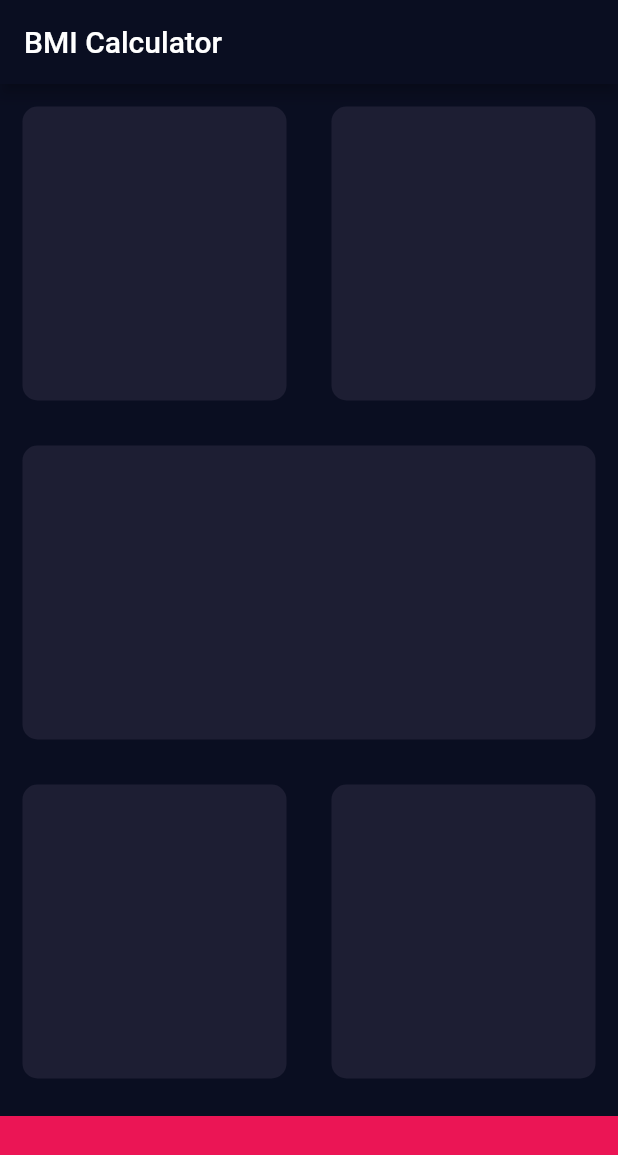
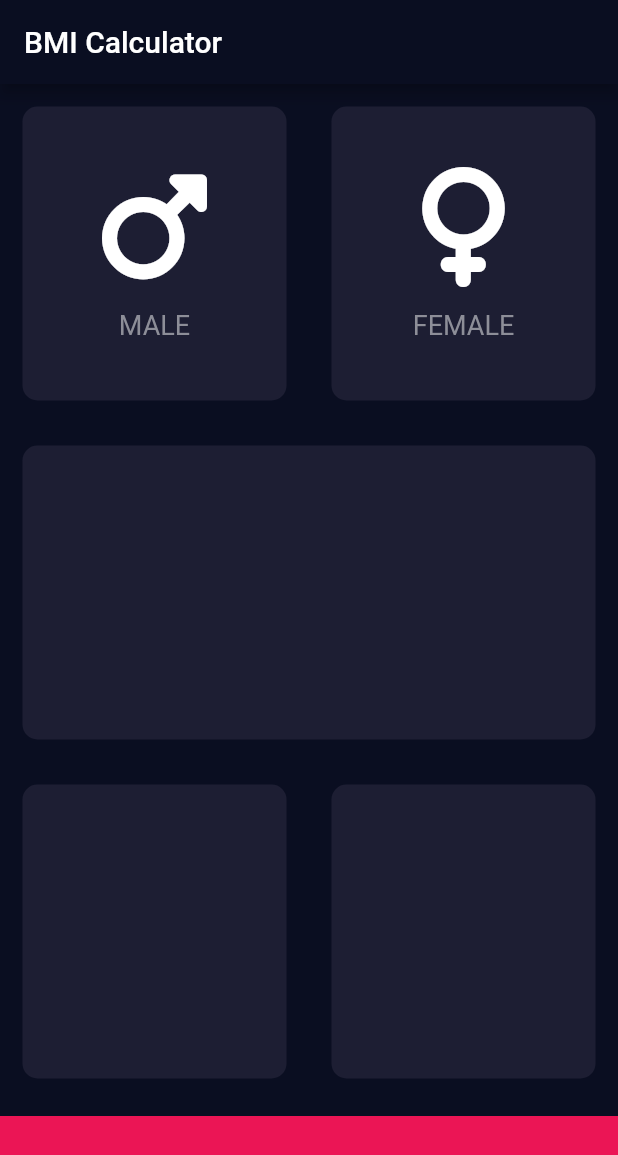
Before and after one commit to kzlkayayusuf/bmi_calculator, a Flutter app: the screen it shows after launch, on a phone screen of 412 x 824 dp. Shown: the top 1155 px of the screen. Run offline on Flutter 3.47's test engine with Material 2 defaults, Android fonts, the phone set to English and light mode, and no system bars; our stand-ins replace font_awesome_flutter.

```diff
--- /dev/null
+++ b/lib/icon_content.dart
@@ -0,0 +1,36 @@
+
+import 'package:flutter/material.dart';
+
+const labelTextStyle = TextStyle(
+  fontSize: 18.0,
+  color: Color(0xFF8D8E98),
+);
+
+class IconContent extends StatelessWidget {
+  const IconContent({Key? key, required this.awesomeIcon, required this.label})
+      : super(key: key);
+
+  final IconData awesomeIcon;
+  final String label;
+
+  @override
+  Widget build(BuildContext context) {
+    return Column(
+      mainAxisAlignment: MainAxisAlignment.center,
+      children: [
+        Icon(
+          awesomeIcon,
+          size: 80.0,
+          color: Colors.white,
+        ),
+        SizedBox(
+          height: 15.0,
+        ),
+        Text(
+          label,
+          style:labelTextStyle,
+        ),
+      ],
+    );
+  }
+}
--- a/lib/input_page.dart
+++ b/lib/input_page.dart
@@ -1,8 +1,11 @@
+import 'package:bmi_calculator/icon_content.dart';
+import 'package:bmi_calculator/reusable_card.dart';
 import 'package:flutter/material.dart';
+import 'package:font_awesome_flutter/font_awesome_flutter.dart';
 
-const bottomContainerHeight=80.0;
+const bottomContainerHeight = 80.0;
 const activeCardColor = Color(0xFF1D1E33);
-const bottomContainerColor= Color(0xFFEB1555);
+const bottomContainerColor = Color(0xFFEB1555);
 
 class InputPage extends StatefulWidget {
   const InputPage({Key? key}) : super(key: key);
@@ -16,40 +19,58 @@ class _InputPageState extends State<InputPage> {
   Widget build(BuildContext context) {
     return Scaffold(
       appBar: AppBar(
-        title:const Text('BMI Calculator'),
+        title: const Text('BMI Calculator'),
       ),
       body: Column(
         children: [
           Expanded(
             child: Row(
-              children:const  [
+              children: [
                 Expanded(
-                  child: ReusableCard(color: activeCardColor,),
+                  child: ReusableCard(
+                    color: activeCardColor,
+                    cardChild: IconContent(
+                      awesomeIcon: FontAwesomeIcons.mars,
+                      label: 'MALE',
+                    ),
+                  ),
                 ),
                 Expanded(
-                  child: ReusableCard(color: activeCardColor,),
+                  child: ReusableCard(
+                    color: activeCardColor,
+                    cardChild: IconContent(
+                      awesomeIcon: FontAwesomeIcons.venus,
+                      label: 'FEMALE',
+                    ),
+                  ),
                 ),
               ],
             ),
           ),
-         const  Expanded(
-            child: ReusableCard(color: activeCardColor,),
+          const Expanded(
+            child: ReusableCard(
+              color: activeCardColor,
+            ),
           ),
           Expanded(
             child: Row(
               children: const [
                 Expanded(
-                  child: ReusableCard(color: activeCardColor,),
+                  child: ReusableCard(
+                    color: activeCardColor,
+                  ),
                 ),
                 Expanded(
-                  child: ReusableCard(color: activeCardColor,),
+                  child: ReusableCard(
+                    color: activeCardColor,
+                  ),
                 ),
               ],
             ),
           ),
           Container(
             color: bottomContainerColor,
-            margin:const EdgeInsets.only(top: 10.0),
+            margin: const EdgeInsets.only(top: 10.0),
             width: double.infinity,
             height: bottomContainerHeight,
           ),
@@ -58,24 +79,3 @@ class _InputPageState extends State<InputPage> {
     );
   }
 }
-
-class ReusableCard extends StatelessWidget {
-   const ReusableCard({
-    Key? key, required this.color
-  }) : super(key: key);
-
-   //Immutability and final vs. const -> bu iki property değiştirilemezdir.
-  final Color color;
-
-  //dry => do not repeat yourself
-  @override
-  Widget build(BuildContext context) {
-    return Container(
-      margin:const EdgeInsets.all(15.0),
-      decoration: BoxDecoration(
-        color:color,
-        borderRadius: BorderRadius.circular(10.0),
-      ),
-    );
-  }
-}
--- /dev/null
+++ b/lib/reusable_card.dart
@@ -0,0 +1,27 @@
+
+import 'package:flutter/material.dart';
+
+class ReusableCard extends StatelessWidget {
+  const ReusableCard({
+    Key? key,
+    required this.color,
+    this.cardChild,
+  }) : super(key: key);
+
+  //Immutability and final vs. const -> bu iki property değiştirilemezdir.
+  final Color color;
+  final Widget? cardChild;
+
+  //dry => do not repeat yourself
+  @override
+  Widget build(BuildContext context) {
+    return Container(
+      margin: const EdgeInsets.all(15.0),
+      decoration: BoxDecoration(
+        color: color,
+        borderRadius: BorderRadius.circular(10.0),
+      ),
+      child: cardChild,
+    );
+  }
+}
--- a/pubspec.yaml
+++ b/pubspec.yaml
@@ -8,6 +8,7 @@ dependencies:
   flutter:
     sdk: flutter
   cupertino_icons: ^1.0.2
+  font_awesome_flutter: ^10.2.1
 dev_dependencies:
   flutter_test:
     sdk: flutter
```
